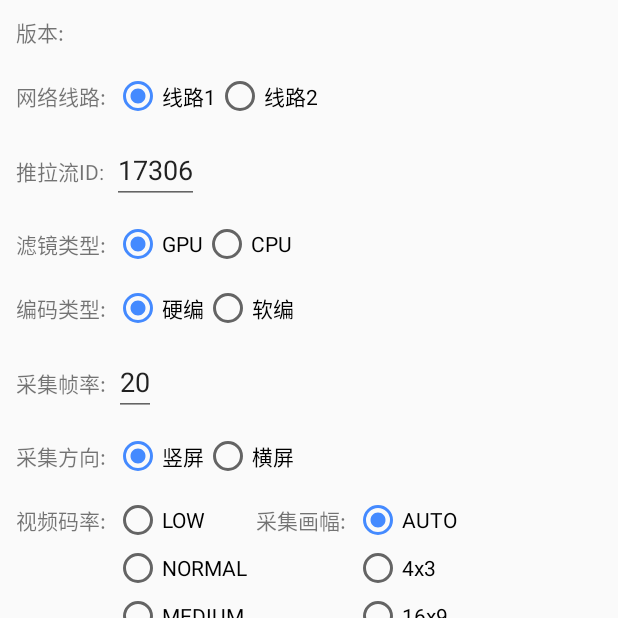
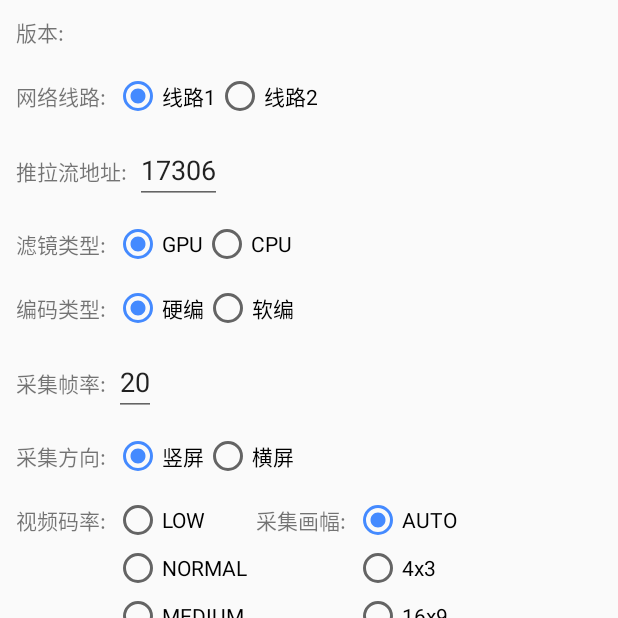
Before and after one commit to umdk/UCDLive_Android, an Android app: the screen it shows after launch (MainActivity), on a phone screen of 412 x 824 dp, the top half of it. Run offline under Robolectric (Android 15) with nearby library versions, the phone set to English and light mode, and no system bars; our stand-ins replace ButterKnife; libraries missing offline, so code that uses them is left out: com.umeng.analytics; 5 statements that could not run were skipped.

Commit message:
update sdk

```diff
--- a/ulive-demo/build.gradle
+++ b/ulive-demo/build.gradle
@@ -63,7 +63,7 @@ dependencies {
     compile 'com.jakewharton:butterknife:8.8.1'
     annotationProcessor 'com.jakewharton:butterknife-compiler:8.8.1'
     compile 'com.umeng.analytics:analytics:latest.integration'
-    compile(name: 'ucommon-android-sdk-2.0.2', ext: 'aar')
-    compile(name: 'ulive-android-sdk-2.0.4', ext: 'aar')
-    compile(name: 'uvod-android-sdk-2.1.0', ext: 'aar')
+    compile(name: 'ucommon-android-sdk-2.0.3', ext: 'aar')
+    compile(name: 'ulive-android-sdk-2.1.0', ext: 'aar')
+    compile(name: 'uvod-android-sdk-2.3.0', ext: 'aar')
 }
--- a/ulive-demo/src/main/java/com/ucloud/ulive/example/MainActivity.java
+++ b/ulive-demo/src/main/java/com/ucloud/ulive/example/MainActivity.java
@@ -64,16 +64,6 @@ public class MainActivity extends BaseActivity implements AdapterView.OnItemClic
     private String[] demoDirects;
 
     private String[] demoNames;
-
-    private final String[] publishUrls = {
-        "rtmp://demo.push.ucloud.com.cn/live/%s",
-        "rtmp://publish3.usmtd.ucloud.com.cn/live/%s"
-    };
-
-    private final String[] playUrls = {
-        "http://demo.pull.ucloud.com.cn/live/%s.flv",
-        "http://rtmp3.usmtd.ucloud.com.cn/live/%s.flv",
-    };
 
     @BindView(R.id.listview)
     ListView listView;
@@ -273,12 +263,12 @@ public class MainActivity extends BaseActivity implements AdapterView.OnItemClic
 
     private void line(Intent intent, int id, EditText editText) {
         if (id == R.id.rb_line1) {
-            intent.putExtra(KEY_STREAMING_ADDRESS, String.format(publishUrls[0], editText.getText().toString().trim()));
-            intent.putExtra(KEY_PLAY_ADDRESS, String.format(playUrls[0], editText.getText().toString().trim()));
+            intent.putExtra(KEY_STREAMING_ADDRESS, editText.getText().toString().trim());
+            intent.putExtra(KEY_PLAY_ADDRESS, editText.getText().toString().trim());
         }
         else {
-            intent.putExtra(KEY_STREAMING_ADDRESS, String.format(publishUrls[1], editText.getText().toString().trim()));
-            intent.putExtra(KEY_PLAY_ADDRESS, String.format(playUrls[1], editText.getText().toString().trim()));
+            intent.putExtra(KEY_STREAMING_ADDRESS, editText.getText().toString().trim());
+            intent.putExtra(KEY_PLAY_ADDRESS, editText.getText().toString().trim());
         }
     }
 
--- a/ulive-demo/src/main/res/values/strings.xml
+++ b/ulive-demo/src/main/res/values/strings.xml
@@ -56,8 +56,8 @@
     <string name="network_link">网络线路: </string>
     <string name="network_link1">线路1</string>
     <string name="network_link2">线路2</string>
-    <string name="stream_id">推拉流ID: </string>
-    <string name="stream_id_default">ucloud_test</string>
+    <string name="stream_id">推拉流地址: </string>
+    <string name="stream_id_default">请到各云厂商（优刻得、阿里云等）获取直播地址</string>
     <string name="sdk_version">版本: </string>
     <string name="filter_mode">滤镜类型:  </string>
     <string name="filter_cpu">CPU</string>
```
Also changed, not shown: 2 other files.
